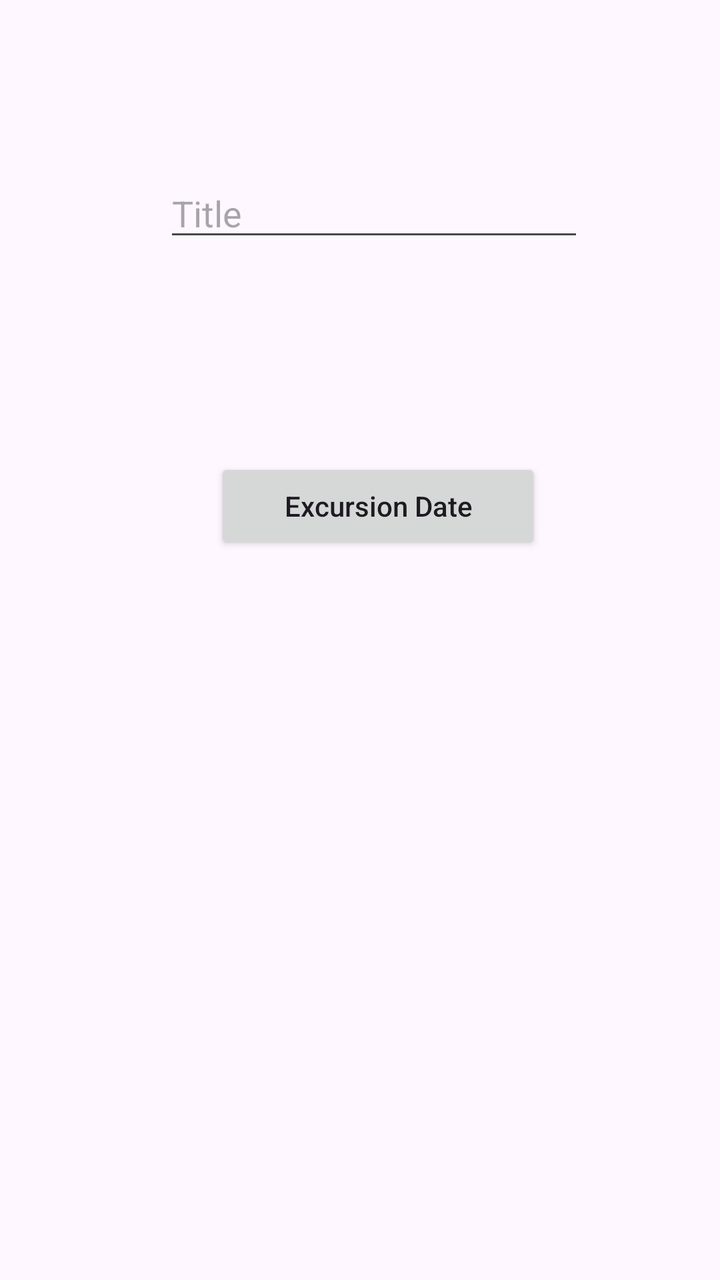
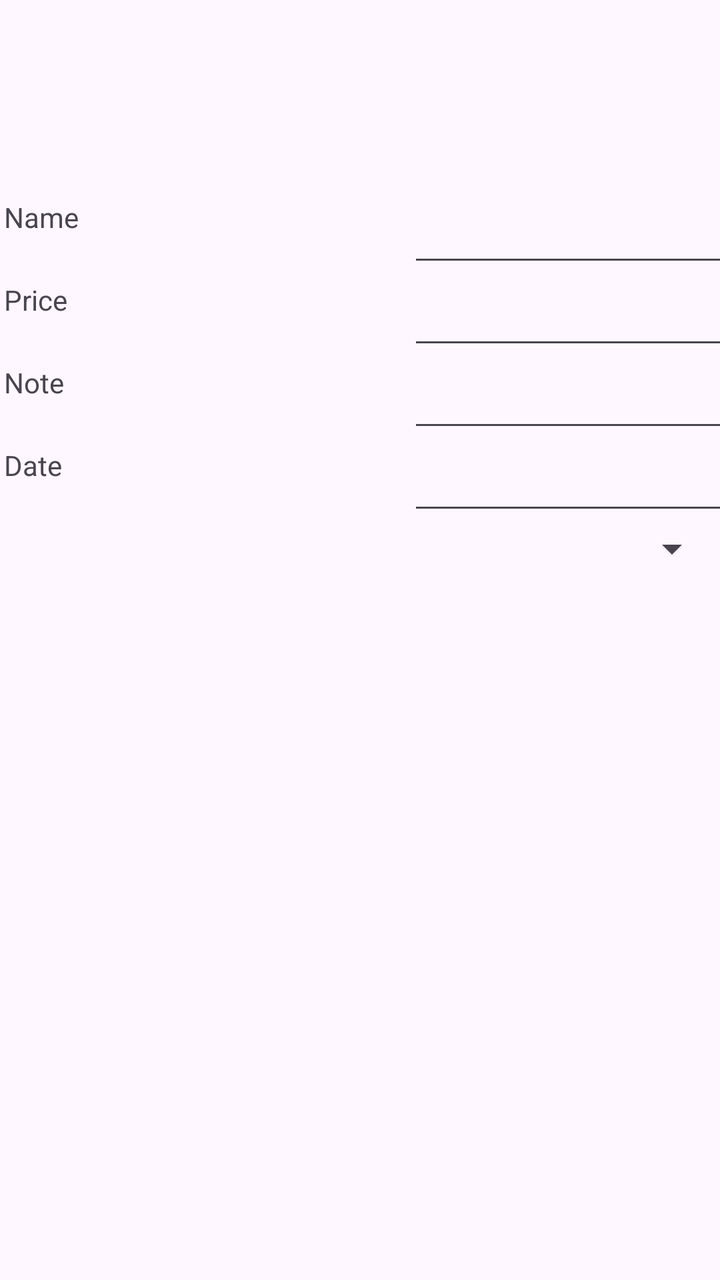

The first picture is an Android layout as it rendered before a commit; the second is the same layout after the commit. The layout source and the unified diff follow.
<!-- AndroidManifest.xml: application theme Theme.MyApplication -->
<!-- res/layout/activity_excursion_details.xml -->
<?xml version="1.0" encoding="utf-8"?>
<androidx.constraintlayout.widget.ConstraintLayout xmlns:android="http://schemas.android.com/apk/res/android"
    xmlns:app="http://schemas.android.com/apk/res-auto"
    xmlns:tools="http://schemas.android.com/tools"
    android:layout_width="match_parent"
    android:layout_height="match_parent"
    tools:context=".UI.ExcursionDetails">

    <EditText
        android:id="@+id/excursionTitle"
        android:layout_width="wrap_content"
        android:layout_height="wrap_content"
        android:ems="10"
        android:hint="Title"
        android:inputType="text"
        app:layout_constraintBottom_toBottomOf="parent"
        app:layout_constraintEnd_toEndOf="parent"
        app:layout_constraintHorizontal_bias="0.547"
        app:layout_constraintStart_toStartOf="parent"
        app:layout_constraintTop_toTopOf="parent"
        app:layout_constraintVertical_bias="0.141" />

    <Button
        android:id="@+id/excursionDate"
        android:layout_width="wrap_content"
        android:layout_height="wrap_content"
        android:layout_marginTop="102dp"
        android:ems="10"
        android:inputType="date"
        android:padding="10dp"
        android:text="Excursion Date"
        app:layout_constraintBottom_toBottomOf="parent"
        app:layout_constraintEnd_toEndOf="parent"
        app:layout_constraintHorizontal_bias="0.546"
        app:layout_constraintStart_toStartOf="parent"
        app:layout_constraintTop_toBottomOf="@+id/excursionTitle"
        app:layout_constraintVertical_bias="0.004" />

</androidx.constraintlayout.widget.ConstraintLayout>
<!-- resources referenced by this layout -->
<resources>
  <style name="Theme.MyApplication" parent="Base.Theme.MyApplication" />
  <style name="Base.Theme.MyApplication" parent="Theme.Material3.DayNight">
          
          
      </style>
</resources>

<!-- the commit's change to res/layout/activity_excursion_details.xml (unified diff, before → after) -->
@@ -3,37 +3,89 @@
     xmlns:app="http://schemas.android.com/apk/res-auto"
     xmlns:tools="http://schemas.android.com/tools"
     android:layout_width="match_parent"
-    android:layout_height="match_parent"
+    android:layout_height="wrap_content"
     tools:context=".UI.ExcursionDetails">
 
-    <EditText
-        android:id="@+id/excursionTitle"
-        android:layout_width="wrap_content"
-        android:layout_height="wrap_content"
-        android:ems="10"
-        android:hint="Title"
-        android:inputType="text"
-        app:layout_constraintBottom_toBottomOf="parent"
-        app:layout_constraintEnd_toEndOf="parent"
-        app:layout_constraintHorizontal_bias="0.547"
-        app:layout_constraintStart_toStartOf="parent"
+    <androidx.appcompat.widget.LinearLayoutCompat
+        android:layout_width="match_parent"
+        android:layout_height="match_parent"
+        android:layout_marginTop="97dp"
+        android:orientation="vertical"
         app:layout_constraintTop_toTopOf="parent"
-        app:layout_constraintVertical_bias="0.141" />
+        tools:layout_editor_absoluteX="0dp">
 
-    <Button
-        android:id="@+id/excursionDate"
-        android:layout_width="wrap_content"
-        android:layout_height="wrap_content"
-        android:layout_marginTop="102dp"
-        android:ems="10"
-        android:inputType="date"
-        android:padding="10dp"
-        android:text="Excursion Date"
-        app:layout_constraintBottom_toBottomOf="parent"
-        app:layout_constraintEnd_toEndOf="parent"
-        app:layout_constraintHorizontal_bias="0.546"
-        app:layout_constraintStart_toStartOf="parent"
-        app:layout_constraintTop_toBottomOf="@+id/excursionTitle"
-        app:layout_constraintVertical_bias="0.004" />
 
+        <androidx.appcompat.widget.LinearLayoutCompat
+            android:layout_width="wrap_content"
+            android:layout_height="wrap_content"
+            android:orientation="horizontal">
+
+            <TextView
+                android:layout_width="200dp"
+                android:layout_height="match_parent"
+                android:layout_margin="2dp"
+                android:text="Name" />
+
+            <EditText
+                android:id="@+id/excursionName"
+                android:layout_width="200dp"
+                android:layout_height="match_parent" />
+        </androidx.appcompat.widget.LinearLayoutCompat>
+
+        <androidx.appcompat.widget.LinearLayoutCompat
+            android:layout_width="wrap_content"
+            android:layout_height="wrap_content"
+            android:orientation="horizontal">
+
+            <TextView
+                android:layout_width="200dp"
+                android:layout_height="match_parent"
+                android:layout_margin="2dp"
+                android:text="Price" />
+
+            <EditText
+                android:id="@+id/partPrice"
+                android:layout_width="200dp"
+                android:layout_height="match_parent" />
+        </androidx.appcompat.widget.LinearLayoutCompat>
+
+        <androidx.appcompat.widget.LinearLayoutCompat
+            android:layout_width="match_parent"
+            android:layout_height="wrap_content"
+            android:orientation="horizontal">
+
+            <TextView
+                android:layout_width="200dp"
+                android:layout_height="match_parent"
+                android:layout_margin="2dp"
+                android:text="Note" />
+
+            <EditText
+                android:id="@+id/note"
+                android:layout_width="200dp"
+                android:layout_height="match_parent" />
+        </androidx.appcompat.widget.LinearLayoutCompat>
+
+        <androidx.appcompat.widget.LinearLayoutCompat
+            android:layout_width="match_parent"
+            android:layout_height="wrap_content"
+            android:orientation="horizontal">
+
+            <TextView
+                android:layout_width="200dp"
+                android:layout_height="match_parent"
+                android:layout_margin="2dp"
+                android:text="Date" />
+
+            <EditText
+                android:id="@+id/date"
+                android:layout_width="200dp"
+                android:layout_height="match_parent" />
+        </androidx.appcompat.widget.LinearLayoutCompat>
+
+        <Spinner
+            android:id="@+id/spinner"
+            android:layout_width="match_parent"
+            android:layout_height="wrap_content" />
+    </androidx.appcompat.widget.LinearLayoutCompat>
 </androidx.constraintlayout.widget.ConstraintLayout>
